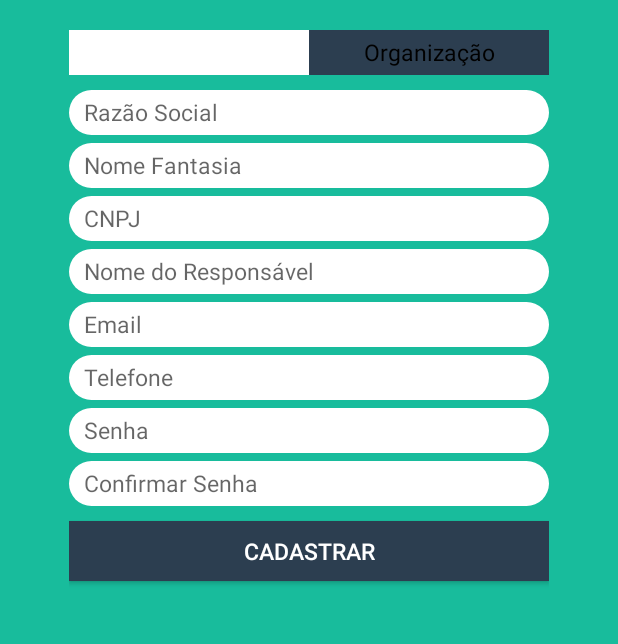
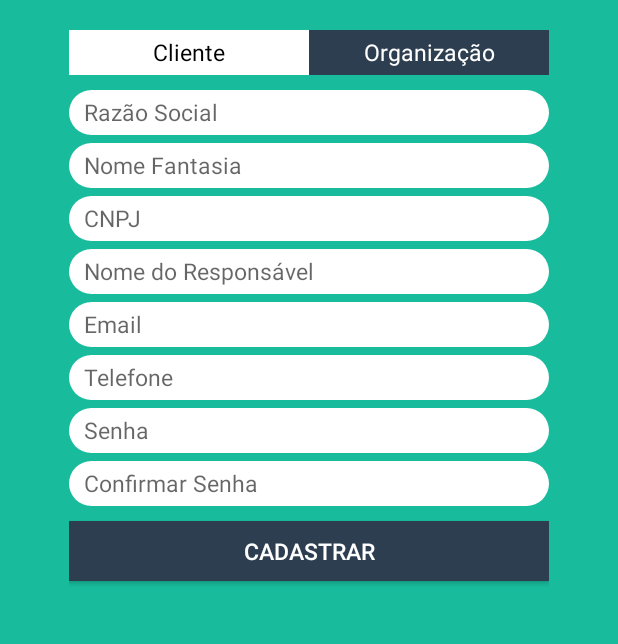
Before and after one commit to vicanalles/maoaberta, an Android app: the CadastroActivity screen opened directly, with no data from a screen before it, tab 2 chosen, on a phone screen of 412 x 824 dp, the part 264-908 px from its top. Run offline under Robolectric (Android 15) with nearby library versions, the phone set to English and light mode, and no system bars; our stand-ins replace CircleImageView.

Commit message:
Mudanca na cor do texto das tabs

```diff
--- a/app/src/main/java/com/maoaberta/vinicius/maoaberta/presentation/ui/activity/CadastroActivity.java
+++ b/app/src/main/java/com/maoaberta/vinicius/maoaberta/presentation/ui/activity/CadastroActivity.java
@@ -1,15 +1,15 @@
 package com.maoaberta.vinicius.maoaberta.presentation.ui.activity;
 
-import android.content.res.ColorStateList;
 import android.graphics.Color;
 import android.graphics.Typeface;
 import android.os.Bundle;
-import android.support.annotation.Nullable;
 import android.support.design.widget.TabLayout;
 import android.support.v4.view.ViewPager;
 import android.support.v7.app.AppCompatActivity;
+import android.text.SpannableString;
+import android.text.SpannableStringBuilder;
+import android.text.style.ForegroundColorSpan;
 import android.view.LayoutInflater;
-import android.view.View;
 import android.widget.TextView;
 
 import com.maoaberta.vinicius.maoaberta.R;
@@ -29,7 +29,7 @@ public class CadastroActivity extends AppCompatActivity {
     TextView tv;
 
     @Override
-    protected void onCreate(@Nullable Bundle savedInstanceState) {
+    protected void onCreate(Bundle savedInstanceState) {
         super.onCreate(savedInstanceState);
         setContentView(R.layout.activity_cadastro);
 
@@ -50,18 +50,44 @@ public class CadastroActivity extends AppCompatActivity {
             tv = (TextView) LayoutInflater.from(this).inflate(R.layout.custom_tab, null);
             tv.setTypeface(Typeface.SANS_SERIF);
             tabs.getTabAt(i).setCustomView(tv);
+        }
 
-            if(tabs.getTabAt(i).isSelected()){
-                tv.setTextColor(getResources().getColor(R.color.textColorWhite));
-            }else{
-                tv.setTextColor(getResources().getColor(R.color.textColorBlack));
-            }
-        }
+        //Criação do texto cliente na cor branco para iniciar nas tabs
+        final SpannableStringBuilder cliente = new SpannableStringBuilder();
+        SpannableString spannableCliente = new SpannableString(titles[0]);
+        spannableCliente.setSpan(new ForegroundColorSpan(Color.WHITE), 0, titles[0].length(), 0);
+        cliente.append(spannableCliente);
+        tabs.getTabAt(0).setText(cliente);
+
+        //Criação do texto cliente em preto para ser usado após a primeira troca de tabs
+        final SpannableStringBuilder clienteBlack = new SpannableStringBuilder();
+        SpannableString spannableClienteBlack = new SpannableString(titles[0]);
+        spannableClienteBlack.setSpan(new ForegroundColorSpan(Color.BLACK), 0, titles[0].length(), 0);
+        clienteBlack.append(spannableClienteBlack);
+
+        //Criação do texto organização em preto para ser usado no início das tabs
+        final SpannableStringBuilder organizacao = new SpannableStringBuilder();
+        SpannableString spannableOrganizacao = new SpannableString(titles[1]);
+        spannableOrganizacao.setSpan(new ForegroundColorSpan(Color.BLACK), 0, titles[1].length(), 0);
+        organizacao.append(spannableOrganizacao);
+        tabs.getTabAt(1).setText(organizacao);
 
         tabs.addOnTabSelectedListener(new TabLayout.OnTabSelectedListener() {
             @Override
             public void onTabSelected(TabLayout.Tab tab) {
-
+                pager.setCurrentItem(tab.getPosition());
+                String texto = String.valueOf(tab.getText()); //pega o texto de acordo com a posição da tab
+                SpannableStringBuilder builder = new SpannableStringBuilder(); //cria um spannableBuilder
+                SpannableString spannableString = new SpannableString(texto); //cria um spannableString
+                spannableString.setSpan(new ForegroundColorSpan(Color.WHITE), 0, texto.length(), 0); //define a nova cor
+                builder.append(spannableString); //adiciona o novo texto ao builder
+                if(tab.getPosition() == 0) {
+                    tabs.getTabAt(0).setText(builder);
+                    tabs.getTabAt(1).setText(organizacao);
+                }else if(tab.getPosition() == 1){
+                    tabs.getTabAt(0).setText(clienteBlack);
+                    tabs.getTabAt(1).setText(builder);
+                }
             }
 
             @Override
```
